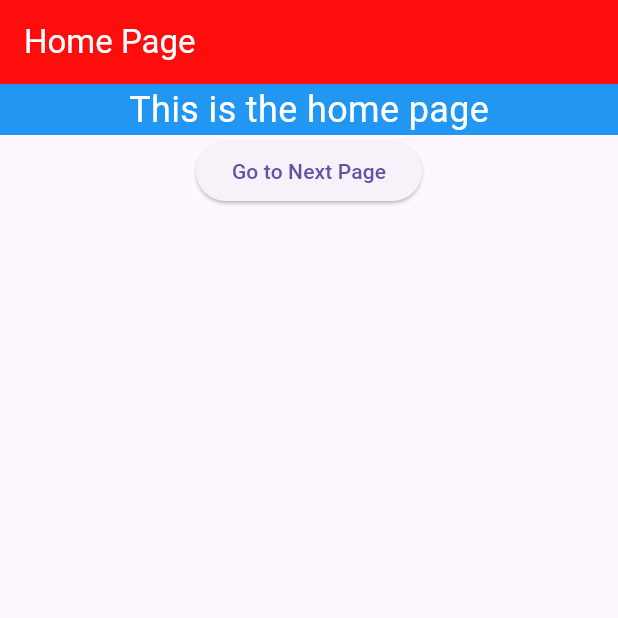
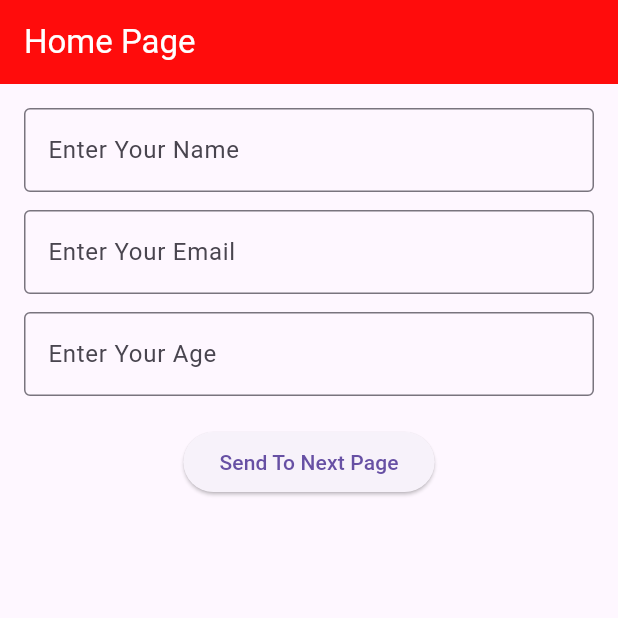
Before and after one commit to KodewithArun/Flutter-Complete-Learning---Arun, a Flutter app: the screen it shows after launch, on a phone screen of 412 x 824 dp, the top half of it. Run offline on Flutter 3.47's test engine with Material 3 defaults, Android fonts, the phone set to English and light mode, and no system bars; our stand-ins replace flutter_svg.

```diff
--- a/lib/screens/home_page.dart
+++ b/lib/screens/home_page.dart
@@ -1,54 +1,103 @@
 import 'package:flutter/material.dart';
-import 'next_page.dart';
+import 'package:flutter_application_1/screens/user_detail_screen.dart';
 
-class HomePage extends StatelessWidget {
+class User {
+  final String name;
+  final String email;
+  final int age;
+
+  User({required this.name, required this.email, required this.age});
+}
+
+class HomePage extends StatefulWidget {
   const HomePage({super.key});
+
+  @override
+  _HomePageState createState() => _HomePageState();
+}
+
+class _HomePageState extends State<HomePage> {
+  final _formKey = GlobalKey<FormState>();
+
+  final TextEditingController nameController = TextEditingController();
+  final TextEditingController emailController = TextEditingController();
+  final TextEditingController ageController = TextEditingController();
 
   @override
   Widget build(BuildContext context) {
     return Scaffold(
-      appBar: AppBar(title: const Text('Home Page')),
-      body: Column(
-        children: [
-          Container(
-            color: Colors.blue,
-            child: const Center(
-              child: Text(
-                'This is the home page',
-                style: TextStyle(fontSize: 24, color: Colors.white),
+      appBar: AppBar(title: const Text("Home Page")),
+      body: Padding(
+        padding: const EdgeInsets.all(16),
+        child: Form(
+          key: _formKey,
+          child: Column(
+            children: [
+              TextFormField(
+                controller: nameController,
+                decoration: const InputDecoration(
+                  labelText: "Enter Your Name",
+                  border: OutlineInputBorder(),
+                ),
+                validator: (value) {
+                  if (value == null || value.isEmpty) {
+                    return "Name is required";
+                  }
+                  return null;
+                },
               ),
-            ),
+              const SizedBox(height: 12),
+              TextFormField(
+                controller: emailController,
+                decoration: const InputDecoration(
+                  labelText: "Enter Your Email",
+                  border: OutlineInputBorder(),
+                ),
+                validator: (value) {
+                  if (value == null || !value.contains('@')) {
+                    return "Enter a valid email";
+                  }
+                  return null;
+                },
+              ),
+              const SizedBox(height: 12),
+              TextFormField(
+                controller: ageController,
+                decoration: const InputDecoration(
+                  labelText: "Enter Your Age",
+                  border: OutlineInputBorder(),
+                ),
+                keyboardType: TextInputType.number,
+                validator: (value) {
+                  if (value == null || int.tryParse(value) == null) {
+                    return "Enter a valid age";
+                  }
+                  return null;
+                },
+              ),
+              const SizedBox(height: 20),
+              ElevatedButton(
+                child: const Text("Send To Next Page"),
+                onPressed: () {
+                  if (_formKey.currentState!.validate()) {
+                    final user = User(
+                      name: nameController.text,
+                      email: emailController.text,
+                      age: int.parse(ageController.text),
+                    );
+
+                    Navigator.push(
+                      context,
+                      MaterialPageRoute(
+                        builder: (context) => UserDetailScreen(user: user),
+                      ),
+                    );
+                  }
+                },
+              ),
+            ],
           ),
-          ElevatedButton(
-            onPressed: () {
-              Navigator.push(
-                context,
-                PageRouteBuilder(
-                  pageBuilder:
-                      (context, animation, secondaryAnimation) =>
-                          const NextPage(),
-                  transitionsBuilder: (
-                    context,
-                    animation,
-                    secondaryAnimation,
-                    child,
-                  ) {
-                    final tween = Tween<Offset>(
-                      begin: const Offset(1.0, 0.0),
-                      end: Offset.zero,
-                    ).chain(CurveTween(curve: Curves.easeInOut));
-
-                    return SlideTransition(
-                      position: animation.drive(tween),
-                      child: child,
-                    );
-                  },
-                ),
-              );
-            },
-            child: const Text('Go to Next Page'),
-          ),
-        ],
+        ),
       ),
     );
   }
```
Also changed, not shown: lib/screens/next_page.dart (deleted, +0 -21 lines), lib/screens/user_detail_screen.dart (added, +28 -0 lines).
